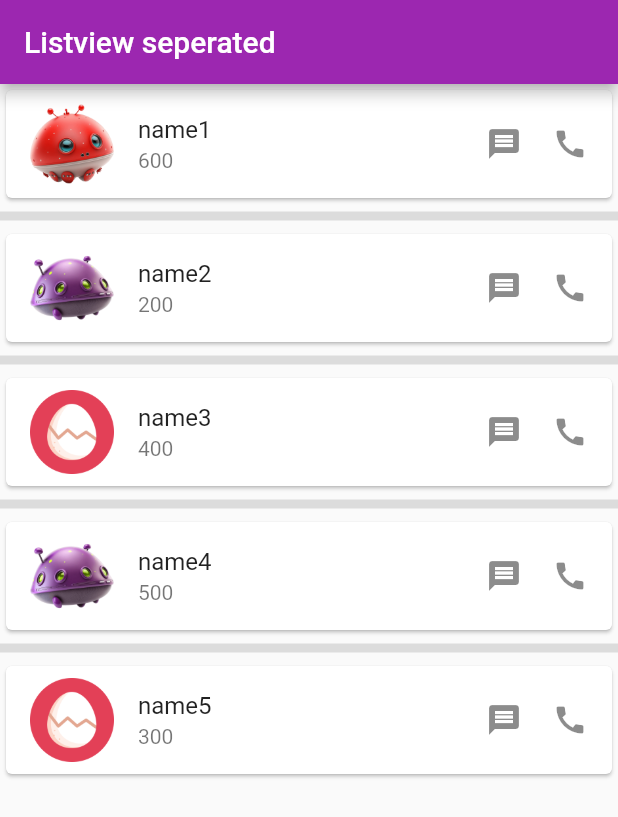
After one commit to icybergoddess/sampleflutterproject1, a Flutter app: the List_with_Seperated screen opened directly, on a phone screen of 412 x 824 dp. The commit adds this screen. Shown: the top 817 px of the screen. Run offline on Flutter 3.47's test engine with Material 2 defaults, Android fonts, the phone set to English and light mode, and no system bars; our stand-ins replace fluttertoast.

Commit message:
Initial commit

```diff
--- /dev/null
+++ b/lib/listview_seperated.dart
@@ -0,0 +1,51 @@
+import 'package:flutter/material.dart';
+
+void main() {
+  runApp(MaterialApp(
+    home: List_with_Seperated(),
+  ));
+}
+
+class List_with_Seperated extends StatelessWidget {
+  var name = ['name1', 'name2', 'name3', 'name4', 'name5'];
+  var phone = ["600", "200", "400", "500", "300"];
+  var images = [
+    "assets/icons/icon.png",
+    "assets/icons/icon2.png",
+    "assets/icons/icon3.png",
+    "assets/icons/icon2.png",
+    "assets/icons/icon3.png"
+  ];
+  var colors = [600, 200, 400, 500, 300, 700, 100];
+
+  @override
+  Widget build(BuildContext context) {
+    return Scaffold(
+        appBar: AppBar(
+          title: Text("Listview seperated"),
+        ),
+        body: ListView.separated(
+            itemBuilder: (BuildContext context, int index) {
+              return Card(
+                child: ListTile(
+                  title: Text(name[index]),
+                  subtitle: Text(phone[index]),
+                  leading: Image.asset(images[index]),
+                  trailing: Wrap(
+                    children: [
+                      Icon(Icons.message),
+                      SizedBox(
+                        width: 20,
+                      ),
+                      Icon(Icons.call),
+                    ],
+                  ),
+                ),
+              );
+            },
+            separatorBuilder: (context,index){
+              return Divider(thickness: 6,);
+            },
+            itemCount: name.length));
+  }
+}
--- a/lib/main.dart
+++ b/lib/main.dart
@@ -1,6 +1,7 @@
 import 'dart:async';
 
 import 'package:flutter/material.dart';
+import 'package:myfirstproject/ListViewConstructor.dart';
 import 'package:myfirstproject/login_with_validation.dart';
 import 'package:myfirstproject/login_design.dart';
 
@@ -23,7 +24,7 @@ class _SplashScreenState extends State<SplashScreen> {
     super.initState();
     Timer(const Duration(seconds: 6), () {
       Navigator.pushReplacement(
-          context, MaterialPageRoute(builder: (context) => LoginForm()));
+          context, MaterialPageRoute(builder: (context) => ListPage()));
     });
   }
 
@@ -53,7 +54,7 @@ class _SplashScreenState extends State<SplashScreen> {
                 height: 150,
               ),
               Text(
-                "Be Positive..!!",
+                "Pet Store!!",
                 style: TextStyle(fontSize: 20, color: Colors.white),
               )
             ],
```
Also changed, not shown: lib/ListViewConstructor.dart (added, +48 -0 lines), lib/listview_builder_example_images.dart (added, +47 -0 lines), lib/listview_with_builder.dart (added, +34 -0 lines), lib/login_with_validation.dart (+49 -35 lines).
